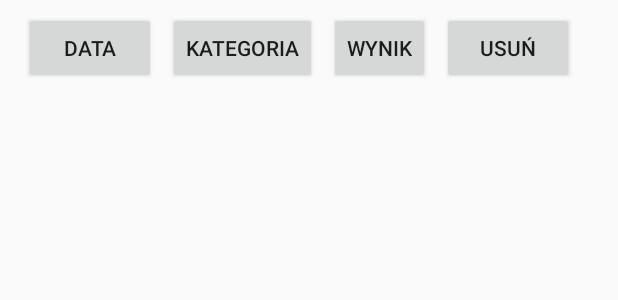
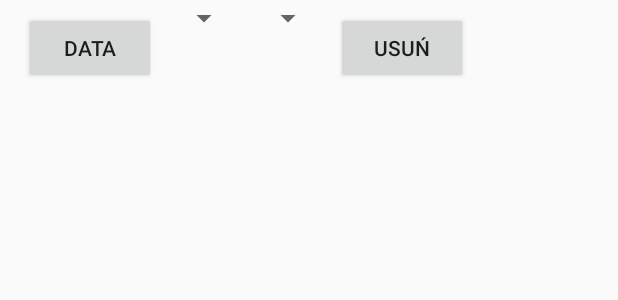
Before and after one commit to przemyslawmoskal/Driving_License_Examiners_App, an Android app: the layout list_item_exam_explorer.xml on its own in the app's theme, with its tools: preview values and no code run, on a phone screen of 412 x 824 dp. Shown: the top 300 px of the screen. Run offline under Robolectric (Android 15) with nearby library versions, the phone set to English and light mode, and no system bars.

```diff
--- a/app/src/main/java/com/ptmprojects/aplikacjaegzaminatora/ResultsBank.java
+++ b/app/src/main/java/com/ptmprojects/aplikacjaegzaminatora/ResultsBank.java
@@ -227,7 +227,7 @@ public class ResultsBank {
 
         mDatabase.update(ResultsTable.NAME, values, ResultsTable.Cols.UUID + "= ?", new String[]{uuidString});
     }
-// ??
+
     public void deleteResult(ExamResult result) {
         String uuidString = result.getId().toString();
         mDatabase.delete(ResultsTable.NAME, ResultsTable.Cols.UUID + "= ?", new String[]{uuidString});
--- a/app/src/main/res/layout/list_item_exam_explorer.xml
+++ b/app/src/main/res/layout/list_item_exam_explorer.xml
@@ -16,8 +16,8 @@
         app:layout_constraintStart_toStartOf="parent"
         app:layout_constraintTop_toTopOf="parent" />
 
-    <Button
-        android:id="@+id/list_item_category_button"
+    <Spinner
+        android:id="@+id/list_item_category_spinner"
         android:minWidth="0dp"
         android:layout_width="wrap_content"
         android:layout_height="wrap_content"
@@ -26,15 +26,15 @@
         app:layout_constraintBaseline_toBaselineOf="@+id/list_item_date_button"
         app:layout_constraintStart_toEndOf="@+id/list_item_date_button" />
 
-    <Button
-        android:id="@+id/list_item_result_button"
+    <Spinner
+        android:id="@+id/list_item_result_spinner"
         android:minWidth="0dp"
         android:layout_width="wrap_content"
         android:layout_height="wrap_content"
         android:layout_marginStart="8dp"
         android:text="@string/result"
         app:layout_constraintBaseline_toBaselineOf="@+id/list_item_date_button"
-        app:layout_constraintStart_toEndOf="@+id/list_item_category_button" />
+        app:layout_constraintStart_toEndOf="@+id/list_item_category_spinner" />
 
     <Button
         android:id="@+id/list_item_delete_button"
@@ -43,6 +43,6 @@
         android:layout_marginStart="8dp"
         android:text="@string/delete"
         app:layout_constraintBaseline_toBaselineOf="@+id/list_item_date_button"
-        app:layout_constraintStart_toEndOf="@+id/list_item_result_button" />
+        app:layout_constraintStart_toEndOf="@+id/list_item_result_spinner" />
 
 </android.support.constraint.ConstraintLayout>
--- a/app/src/main/res/values/strings.xml
+++ b/app/src/main/res/values/strings.xml
@@ -63,6 +63,12 @@
         <item>D1+E</item>
         <item>T</item>
     </string-array>
+    <string-array name="results">
+        <item>n</item>
+        <item>N</item>
+        <item>X</item>
+        <item>P</item>
+    </string-array>
     <string name="settings">Ustawienia</string>
     <string name="load_results_from_file">Wczytaj plik z historią egzaminów</string>
     <string name="search_for_file">Wyszukaj plik</string>
```
Also changed, not shown: app/src/main/java/com/ptmprojects/aplikacjaegzaminatora/ExamExplorerListFragment.java (+54 -9 lines).
